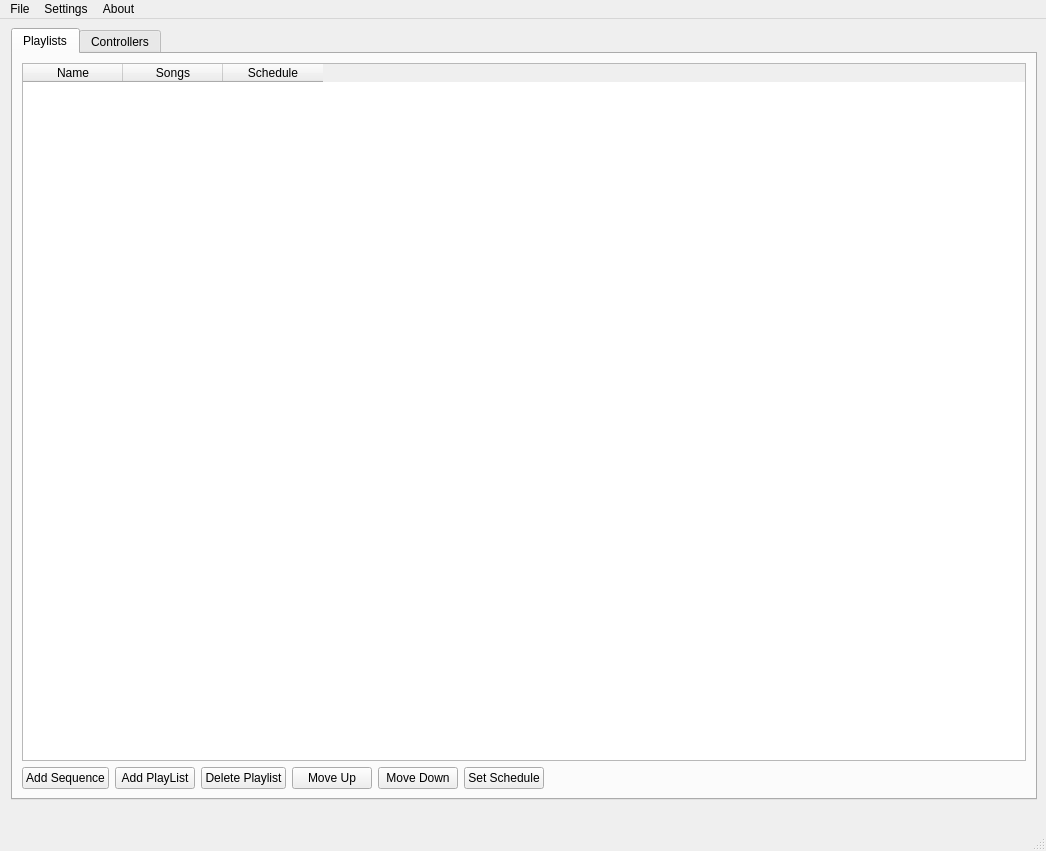
Old version of the form res/mainwindow.ui in the repository computergeek1507/ScottPlayer.
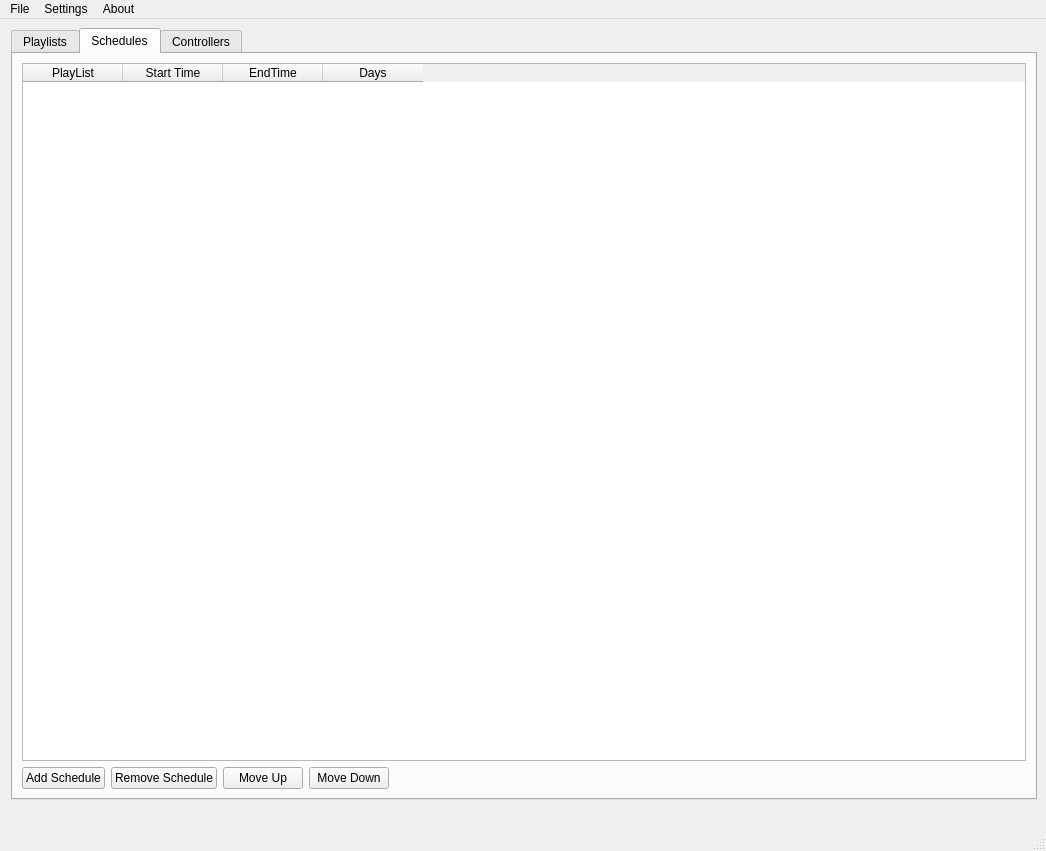
New version of the form. The open tabs and pages were chosen to show the change. Icons and pictures are not drawn.

Commit message: working on playList and scheduler code

What changed in the file:
```diff
--- a/res/mainwindow.ui
+++ b/res/mainwindow.ui
@@ -32,6 +32,54 @@
         <string>Playlists</string>
        </attribute>
        <layout class="QVBoxLayout" name="verticalLayout_2">
+        <item>
+         <layout class="QHBoxLayout" name="horizontalLayout_2">
+          <item>
+           <widget class="QComboBox" name="cb_playlists">
+            <property name="sizePolicy">
+             <sizepolicy hsizetype="Expanding" vsizetype="Fixed">
+              <horstretch>0</horstretch>
+              <verstretch>0</verstretch>
+             </sizepolicy>
+            </property>
+           </widget>
+          </item>
+          <item>
+           <widget class="QPushButton" name="pb_addPlaylist">
+            <property name="text">
+             <string>Add PlayList</string>
+            </property>
+           </widget>
+          </item>
+          <item>
+           <widget class="QPushButton" name="pb_deletePlaylist">
+            <property name="text">
+             <string>Delete Playlist</string>
+            </property>
+           </widget>
+          </item>
+          <item>
+           <widget class="QPushButton" name="pb_playPlaylist">
+            <property name="text">
+             <string>Play Playlist</string>
+            </property>
+           </widget>
+          </item>
+          <item>
+           <spacer name="horizontalSpacer_2">
+            <property name="orientation">
+             <enum>Qt::Horizontal</enum>
+            </property>
+            <property name="sizeHint" stdset="0">
+             <size>
+              <width>40</width>
+              <height>20</height>
+             </size>
+            </property>
+           </spacer>
+          </item>
+         </layout>
+        </item>
         <item>
          <widget class="QTableWidget" name="twPlaylists">
           <column>
@@ -44,11 +92,6 @@
             <string>Songs</string>
            </property>
           </column>
-          <column>
-           <property name="text">
-            <string>Schedule</string>
-           </property>
-          </column>
          </widget>
         </item>
         <item>
@@ -58,17 +101,14 @@
             <property name="text">
              <string>Add Sequence</string>
             </property>
-           </widget>
-          </item>
-          <item>
-           <widget class="QPushButton" name="pb_addPlaylist">
-            <property name="text">
-             <string>Add PlayList</string>
+            <property name="icon">
+             <iconset resource="ScottPlayer.qrc">
+              <normaloff>:/ScottPlayer/icons/add.png</normaloff>:/ScottPlayer/icons/add.png</iconset>
             </property>
            </widget>
           </item>
           <item>
-           <widget class="QPushButton" name="pb_deletePlaylist">
+           <widget class="QPushButton" name="pb_removeSequence">
             <property name="text">
              <string>Delete Playlist</string>
             </property>
@@ -91,7 +131,7 @@
           <item>
            <widget class="QPushButton" name="pb_SetSchedule">
             <property name="text">
-             <string>Set Schedule</string>
+             <string>Play Sequence</string>
             </property>
            </widget>
           </item>
@@ -112,6 +152,90 @@
         </item>
        </layout>
       </widget>
+      <widget class="QWidget" name="tab">
+       <attribute name="title">
+        <string>Schedules</string>
+       </attribute>
+       <layout class="QVBoxLayout" name="verticalLayout_3">
+        <item>
+         <widget class="QTableWidget" name="tw_schedules">
+          <column>
+           <property name="text">
+            <string>PlayList</string>
+           </property>
+          </column>
+          <column>
+           <property name="text">
+            <string>Start Time</string>
+           </property>
+          </column>
+          <column>
+           <property name="text">
+            <string>EndTime</string>
+           </property>
+          </column>
+          <column>
+           <property name="text">
+            <string>Days</string>
+           </property>
+          </column>
+         </widget>
+        </item>
+        <item>
+         <layout class="QHBoxLayout" name="horizontalLayout_3">
+          <item>
+           <widget class="QPushButton" name="pb_addSchedule">
+            <property name="text">
+             <string>Add Schedule</string>
+            </property>
+            <property name="icon">
+             <iconset resource="ScottPlayer.qrc">
+              <normaloff>:/ScottPlayer/icons/add.png</normaloff>:/ScottPlayer/icons/add.png</iconset>
+            </property>
+           </widget>
+          </item>
+          <item>
+           <widget class="QPushButton" name="pb_deleteSchedule">
+            <property name="text">
+             <string>Remove Schedule</string>
+            </property>
+            <property name="icon">
+             <iconset resource="ScottPlayer.qrc">
+              <normaloff>:/ScottPlayer/icons/delete.png</normaloff>:/ScottPlayer/icons/delete.png</iconset>
+            </property>
+           </widget>
+          </item>
+          <item>
+           <widget class="QPushButton" name="pb_sch_moveUp">
+            <property name="text">
+             <string>Move Up</string>
+            </property>
+           </widget>
+          </item>
+          <item>
+           <widget class="QPushButton" name="pb_sch_moveDown">
+            <property name="text">
+             <string>Move Down</string>
+            </property>
+           </widget>
+          </item>
+          <item>
+           <spacer name="horizontalSpacer_3">
+            <property name="orientation">
+             <enum>Qt::Horizontal</enum>
+            </property>
+            <property name="sizeHint" stdset="0">
+             <size>
+              <width>40</width>
+              <height>20</height>
+             </size>
+            </property>
+           </spacer>
+          </item>
+         </layout>
+        </item>
+       </layout>
+      </widget>
       <widget class="QWidget" name="tabControllers">
        <attribute name="title">
         <string>Controllers</string>
```
Left out of the diff: 20 changed lines with no effect on the pictures. The commit also changes 16 other files.
